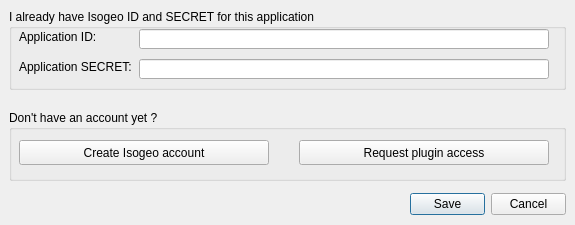
isogeo/isogeo-plugin-qgis, file ui/auth/ui_authentication.ui: the form before one commit.
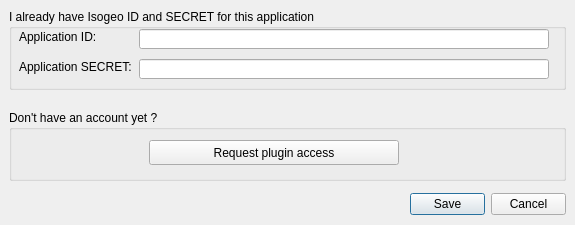
The form after the commit. Icons and pictures are not drawn.

```diff
--- a/ui/auth/ui_authentication.ui
+++ b/ui/auth/ui_authentication.ui
@@ -51,39 +51,10 @@
    <property name="title">
     <string>Don't have an account yet ?</string>
    </property>
-   <widget class="QPushButton" name="btn_access_request">
-    <property name="geometry">
-     <rect>
-      <x>10</x>
-      <y>30</y>
-      <width>250</width>
-      <height>25</height>
-     </rect>
-    </property>
-    <property name="minimumSize">
-     <size>
-      <width>150</width>
-      <height>20</height>
-     </size>
-    </property>
-    <property name="maximumSize">
-     <size>
-      <width>250</width>
-      <height>30</height>
-     </size>
-    </property>
-    <property name="text">
-     <string>Create Isogeo account</string>
-    </property>
-    <property name="icon">
-     <iconset>
-      <normaloff>:/ui/resources/isogeo_trans_64x64.png</normaloff>:/ui/resources/isogeo_trans_64x64.png</iconset>
-    </property>
-   </widget>
    <widget class="QPushButton" name="btn_account_new">
     <property name="geometry">
      <rect>
-      <x>290</x>
+      <x>140</x>
       <y>30</y>
       <width>250</width>
       <height>25</height>
```
Left out of the diff: 2 changed lines with no effect on the pictures.
